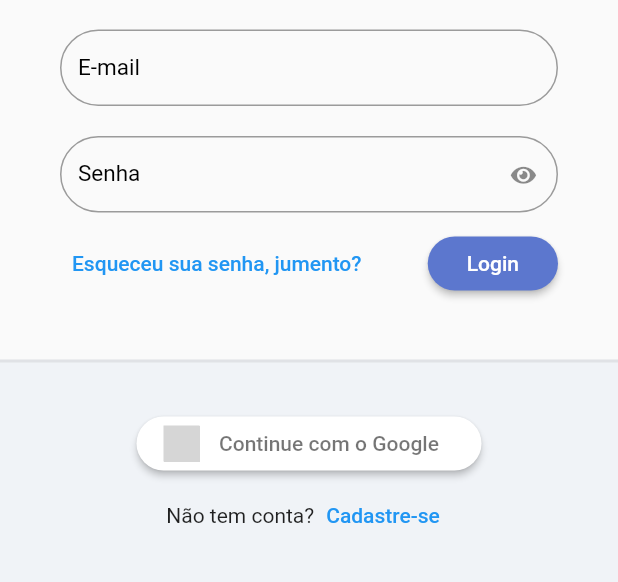
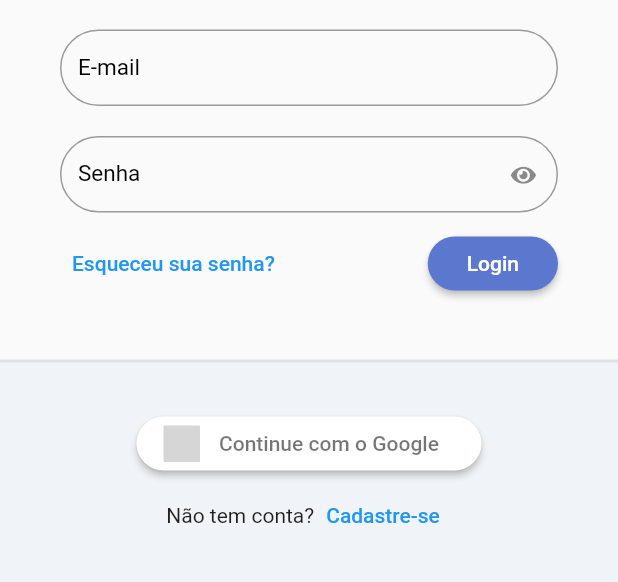
Before and after one commit to Luisbritto/To-Do_Flutter, a Flutter app: the screen it shows after launch, on a phone screen of 412 x 824 dp, the part 350-932 px from its top. Run offline on Flutter 3.47's test engine with Material 2 defaults, Android fonts, the phone set to English and light mode, and no system bars; our stand-ins replace firebase_auth, firebase_core, flutter_signin_button, google_fonts, sqflite, sqflite_common and 1 more; accounts and stored records are empty; Roboto replaces fonts that are missing (Mandali); grey boxes are pictures that could not be loaded.

Commit message:
Update login_page.dart

```diff
--- a/to_do_list/lib/app/modules/auth/login/login_page.dart
+++ b/to_do_list/lib/app/modules/auth/login/login_page.dart
@@ -51,7 +51,7 @@ class LoginPage extends StatelessWidget {
                           children: [
                             TextButton(
                               onPressed: () {},
-                              child: Text('Esqueceu sua senha, jumento?'),
+                              child: Text('Esqueceu sua senha?'),
                             ),
                             ElevatedButton(
                               onPressed: () {},
```
